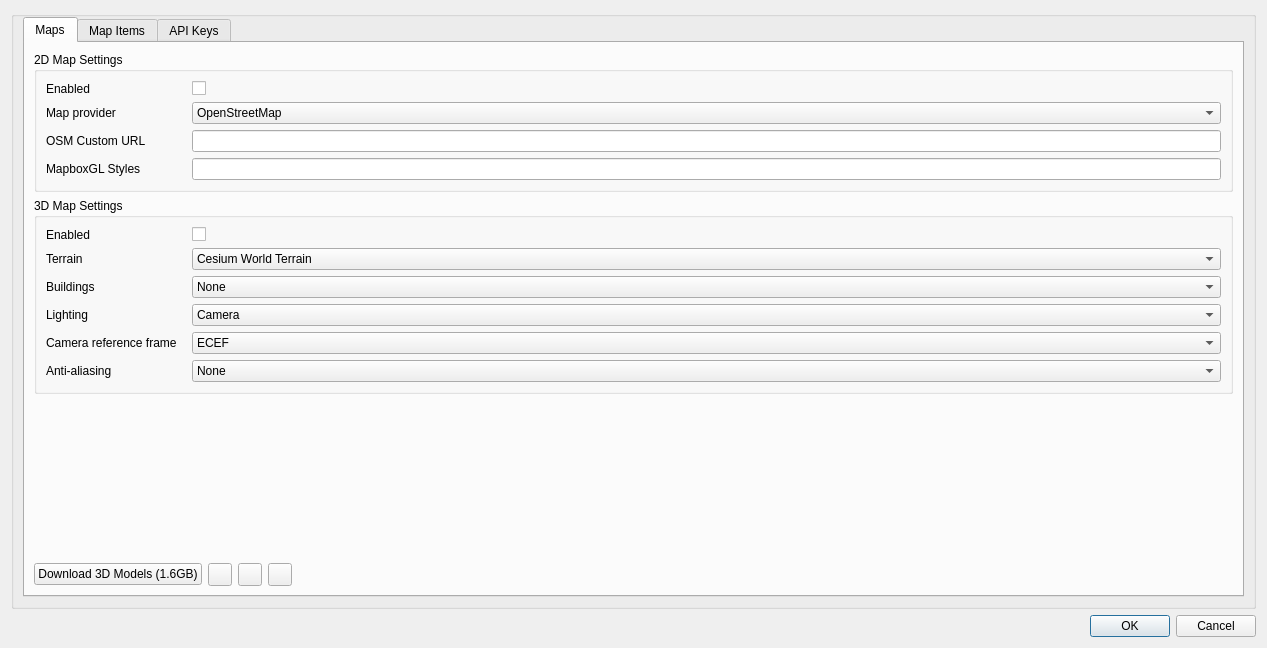
Before: the Qt Designer form plugins/feature/map/mapsettingsdialog.ui in f4exb/sdrangel, drawn with Qt 5.
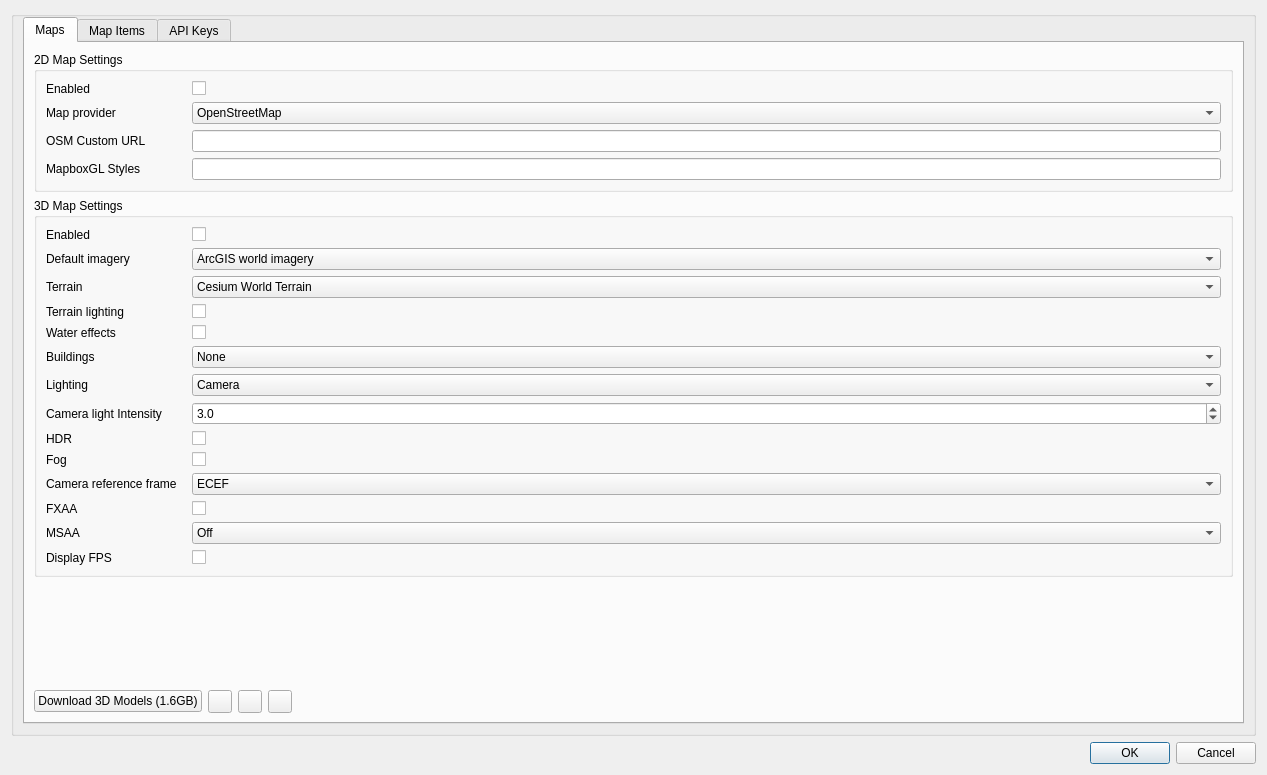
After: the same form once the commit is applied. Icons and pictures are not drawn.

Diff of the .ui file:
```diff
--- a/plugins/feature/map/mapsettingsdialog.ui
+++ b/plugins/feature/map/mapsettingsdialog.ui
@@ -7,7 +7,7 @@
     <x>0</x>
     <y>0</y>
     <width>1267</width>
-    <height>648</height>
+    <height>775</height>
    </rect>
   </property>
   <property name="font">
@@ -153,13 +153,52 @@
               </widget>
              </item>
              <item row="1" column="0">
+              <widget class="QLabel" name="defaultImageryLabel">
+               <property name="text">
+                <string>Default imagery</string>
+               </property>
+              </widget>
+             </item>
+             <item row="1" column="1">
+              <widget class="QComboBox" name="defaultImagery">
+               <property name="toolTip">
+                <string>Default imagery (Note there is a quota on Bing Maps Ariel usage)</string>
+               </property>
+               <item>
+                <property name="text">
+                 <string>ArcGIS world imagery</string>
+                </property>
+               </item>
+               <item>
+                <property name="text">
+                 <string>Bing Maps Aerial</string>
+                </property>
+               </item>
+               <item>
+                <property name="text">
+                 <string>Sentinel-2</string>
+                </property>
+               </item>
+               <item>
+                <property name="text">
+                 <string>Earth at night</string>
+                </property>
+               </item>
+               <item>
+                <property name="text">
+                 <string>Ersi world ocean</string>
+                </property>
+               </item>
+              </widget>
+             </item>
+             <item row="2" column="0">
               <widget class="QLabel" name="terrainLabel">
                <property name="text">
                 <string>Terrain</string>
                </property>
               </widget>
              </item>
-             <item row="1" column="1">
+             <item row="2" column="1">
               <widget class="QComboBox" name="terrain">
                <item>
                 <property name="text">
@@ -183,14 +222,48 @@
                </item>
               </widget>
              </item>
-             <item row="2" column="0">
+             <item row="3" column="0">
+              <widget class="QLabel" name="terrainLightingLabel">
+               <property name="text">
+                <string>Terrain lighting</string>
+               </property>
+              </widget>
+             </item>
+             <item row="3" column="1">
+              <widget class="QCheckBox" name="terrainLighting">
+               <property name="toolTip">
+                <string>Enable terrain lighting</string>
+               </property>
+               <property name="text">
+                <string/>
+               </property>
+              </widget>
+             </item>
+             <item row="4" column="0">
+              <widget class="QLabel" name="waterLabel">
+               <property name="text">
+                <string>Water effects</string>
+               </property>
+              </widget>
+             </item>
+             <item row="4" column="1">
+              <widget class="QCheckBox" name="water">
+               <property name="toolTip">
+                <string>Enable water effects such as waves</string>
+               </property>
+               <property name="text">
+                <string/>
+               </property>
+              </widget>
+             </item>
+             <item row="5" column="0">
               <widget class="QLabel" name="buildingsLabel">
                <property name="text">
                 <string>Buildings</string>
                </property>
               </widget>
              </item>
-             <item row="2" column="1">
+             <item row="5" column="1">
               <widget class="QComboBox" name="buildings">
                <item>
                 <property name="text">
@@ -204,14 +277,14 @@
                </item>
               </widget>
              </item>
-             <item row="3" column="0">
+             <item row="6" column="0">
               <widget class="QLabel" name="sunLightEnabledLabel">
                <property name="text">
                 <string>Lighting</string>
                </property>
               </widget>
              </item>
-             <item row="3" column="1">
+             <item row="6" column="1">
               <widget class="QComboBox" name="sunLightEnabled">
                <property name="toolTip">
                 <string>Whether lighting is from the Sun or Camera</string>
@@ -228,14 +301,71 @@
                </item>
               </widget>
              </item>
-             <item row="4" column="0">
+             <item row="7" column="0">
+              <widget class="QLabel" name="lightIntensityLabel">
+               <property name="text">
+                <string>Camera light Intensity</string>
+               </property>
+              </widget>
+             </item>
+             <item row="7" column="1">
+              <widget class="QDoubleSpinBox" name="lightIntensity">
+               <property name="toolTip">
+                <string>Intensity of camera light</string>
+               </property>
+               <property name="decimals">
+                <number>1</number>
+               </property>
+               <property name="maximum">
+                <double>100.000000000000000</double>
+               </property>
+               <property name="value">
+                <double>3.000000000000000</double>
+               </property>
+              </widget>
+             </item>
+             <item row="8" column="0">
+              <widget class="QLabel" name="hdrLabel">
+               <property name="text">
+                <string>HDR</string>
+               </property>
+              </widget>
+             </item>
+             <item row="8" column="1">
+              <widget class="QCheckBox" name="hdr">
+               <property name="toolTip">
+                <string>High dynamic range</string>
+               </property>
+               <property name="text">
+                <string/>
+               </property>
+              </widget>
+             </item>
+             <item row="9" column="0">
+              <widget class="QLabel" name="fogLabel">
+               <property name="text">
+                <string>Fog</string>
+               </property>
+              </widget>
+             </item>
+             <item row="9" column="1">
+              <widget class="QCheckBox" name="fog">
+               <property name="toolTip">
+                <string>Enable fog effect</string>
+               </property>
+               <property name="text">
+                <string/>
+               </property>
+              </widget>
+             </item>
+             <item row="11" column="0">
               <widget class="QLabel" name="eciCameraLabel">
                <property name="text">
                 <string>Camera reference frame</string>
                </property>
               </widget>
              </item>
-             <item row="4" column="1">
+             <item row="11" column="1">
               <widget class="QComboBox" name="eciCamera">
                <property name="toolTip">
                 <string>Selects camera reference frame. For ECEF the camera rotates with the Earth. For ECI, the camera position is fixed relative to the stars and the Earth's rotation will be visible.</string>
@@ -252,21 +382,38 @@
                </item>
               </widget>
              </item>
-             <item row="5" column="0">
-              <widget class="QLabel" name="antiAliasingLabel">
+             <item row="14" column="0">
+              <widget class="QLabel" name="fpsLabel">
                <property name="text">
-                <string>Anti-aliasing</string>
+                <string>Display FPS</string>
                </property>
               </widget>
              </item>
-             <item row="5" column="1">
-              <widget class="QComboBox" name="antiAliasing">
+             <item row="14" column="1">
+              <widget class="QCheckBox" name="fps">
                <property name="toolTip">
                 <string>Set anti-aliasing to use. This can remove jagged pixels on the edge of 3D models.</string>
                </property>
+               <property name="text">
+                <string/>
+               </property>
+              </widget>
+             </item>
+             <item row="13" column="0">
+              <widget class="QLabel" name="msaaLabel">
+               <property name="text">
+                <string>MSAA</string>
+               </property>
+              </widget>
+             </item>
+             <item row="13" column="1">
+              <widget class="QComboBox" name="msaa">
+               <property name="toolTip">
+                <string>Multisample Anti-Aliasing</string>
+               </property>
                <item>
                 <property name="text">
-                 <string>None</string>
+                 <string>Off</string>
                 </property>
                </item>
                <item>
@@ -274,6 +421,38 @@
                  <string>FXAA</string>
                 </property>
                </item>
+               <item>
+                <property name="text">
+                 <string>4</string>
+                </property>
+               </item>
+               <item>
+                <property name="text">
+                 <string>8</string>
+                </property>
+               </item>
+               <item>
+                <property name="text">
+                 <string>16</string>
+                </property>
+               </item>
+              </widget>
+             </item>
+             <item row="12" column="0">
+              <widget class="QLabel" name="fxaaLabel">
+               <property name="text">
+                <string>FXAA</string>
+               </property>
+              </widget>
+             </item>
+             <item row="12" column="1">
+              <widget class="QCheckBox" name="fxaa">
+               <property name="toolTip">
+                <string>Fast Approximate Anti-aliasing</string>
+               </property>
+               <property name="text">
+                <string/>
+               </property>
               </widget>
              </item>
             </layout>
```
Left out of the diff: 58 changed lines with no effect on the pictures.
